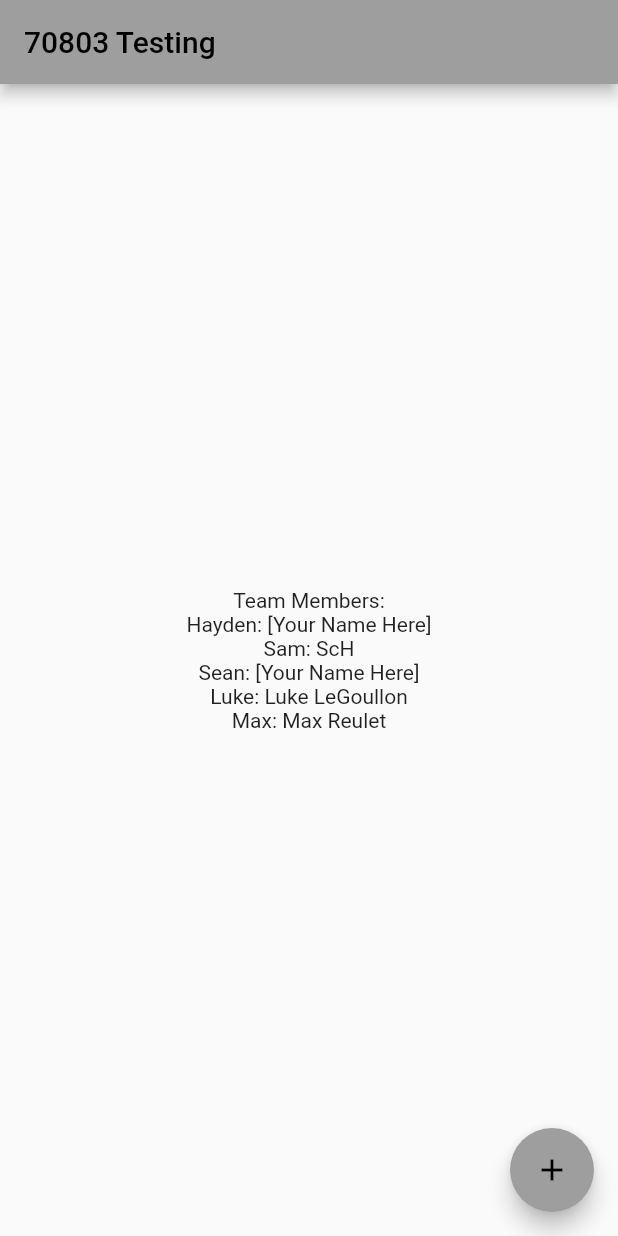
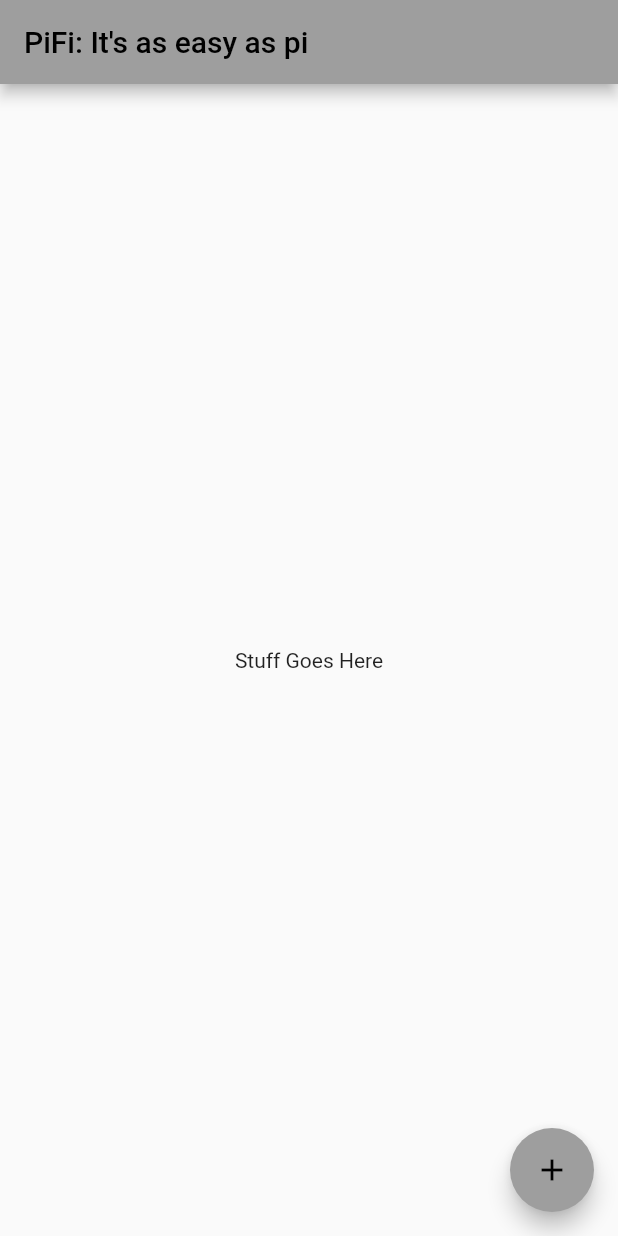
Before and after one commit to Lamb-Stack/PiFi, a Flutter app: the screen it shows after launch, after a tap on the "add" icon, on a phone screen of 412 x 824 dp. Run offline on Flutter 3.47's test engine with Material 2 defaults, Android fonts, the light colour scheme and no system bars.

Commit message:
base changes

```diff
--- a/lib/main.dart
+++ b/lib/main.dart
@@ -1,11 +1,11 @@
 import 'package:flutter/material.dart';
 
 void main() {
-  runApp(const CourtSide());
+  runApp(const pifi());
 }
 
-class CourtSide extends StatelessWidget {
-  const CourtSide({super.key});
+class pifi extends StatelessWidget {
+  const pifi({super.key});
 
   // This widget is the root of your application.
   @override
@@ -24,7 +24,7 @@ class CourtSide extends StatelessWidget {
         // is not restarted.
         primarySwatch: Colors.grey,
       ),
-      home: const MyHomePage(title: '70803 Testing'),
+      home: const MyHomePage(title: "PiFi: It's as easy as pi"),
     );
   }
 }
@@ -50,7 +50,7 @@ class MyHomePage extends StatefulWidget {
 class _MyHomePageState extends State<MyHomePage> {
   int _counter = 0;
 
-  void _incrementCounter() {
+  void _addTransaction() {
     setState(() {
       // This call to setState tells the Flutter framework that something has
       // changed in this State, which causes it to rerun the build method below
@@ -96,28 +96,13 @@ class _MyHomePageState extends State<MyHomePage> {
           mainAxisAlignment: MainAxisAlignment.center,
           children: const <Widget>[
             Text(
-              'Team Members:',
-            ),
-            Text(
-              'Hayden: [Your Name Here]',
-            ),
-            Text(
-              'Sam: ScH',
-            ),
-            Text(
-              'Sean: [Your Name Here]',
-            ),
-            Text(
-              'Luke: Luke LeGoullon',
-            ),
-            Text(
-              'Max: Max Reulet',
+              'Stuff Goes Here',
             ),
           ],
         ),
       ),
       floatingActionButton: FloatingActionButton(
-        onPressed: _incrementCounter,
+        onPressed: _addTransaction,
         tooltip: 'Increment',
         child: const Icon(Icons.add),
       ), // This trailing comma makes auto-formatting nicer for build methods.
```
